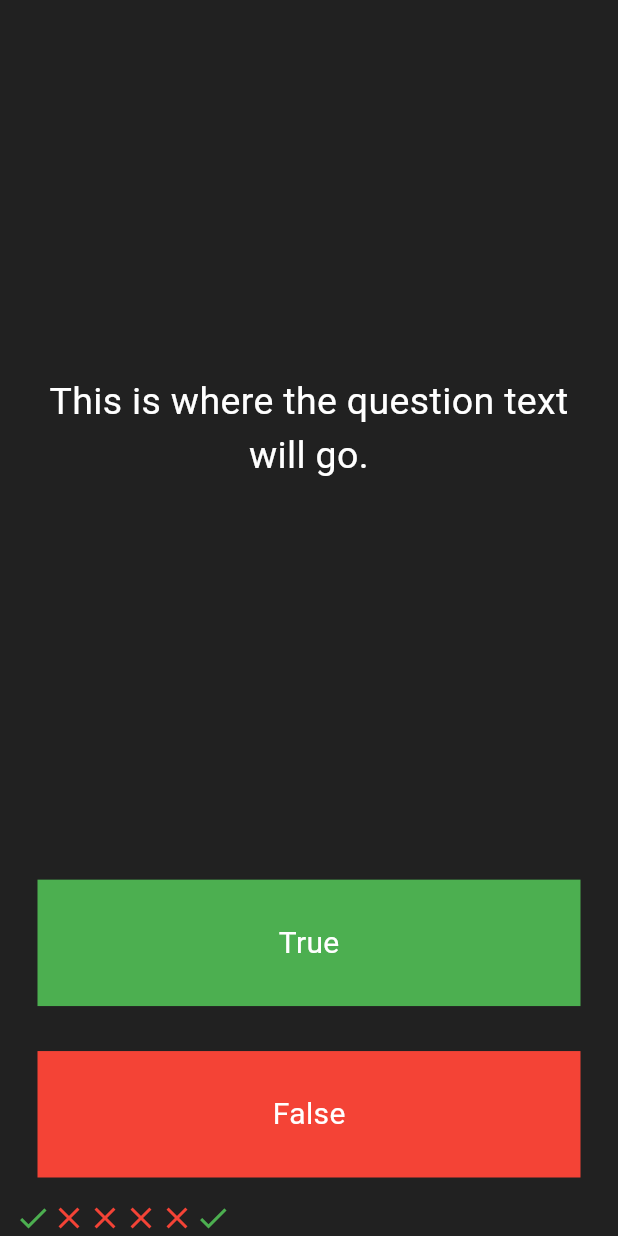
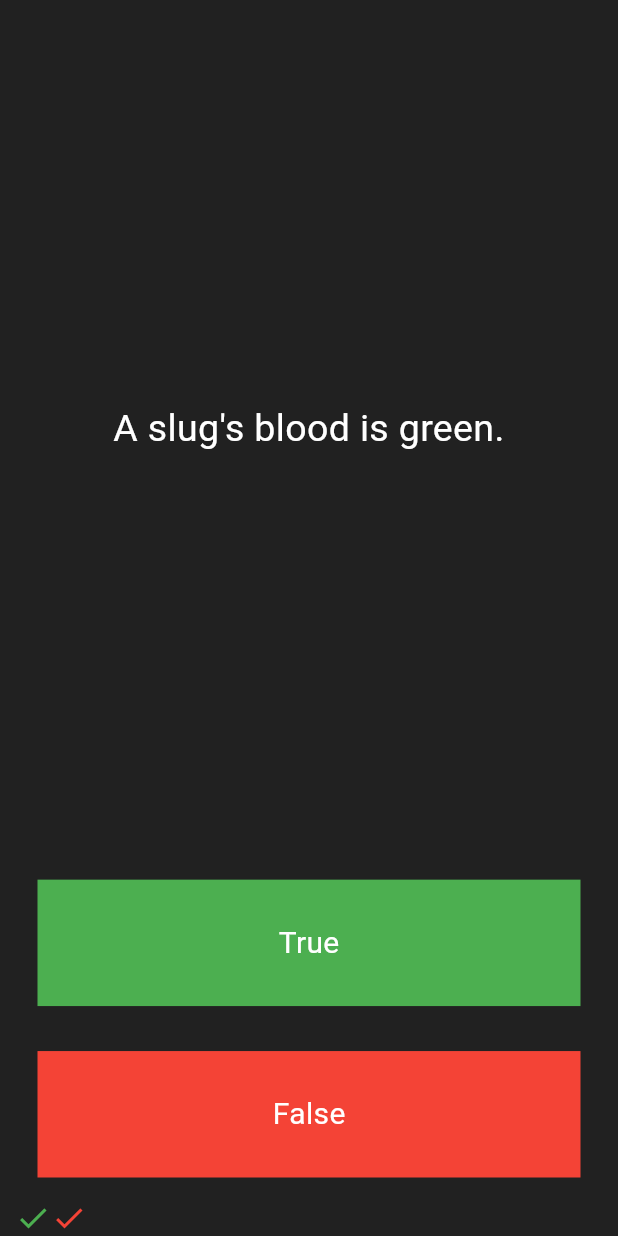
Before and after one commit to CMorehead74/Learning-Flutter, a Flutter app: the screen it shows after launch, after a tap on "True", after a tap on "False", on a phone screen of 412 x 824 dp. Run offline on Flutter 3.47's test engine with Material 3 defaults, Android fonts, the phone set to English and light mode, and no system bars.

Commit message:
Update main.dart
adding a few lists and cleaning code

```diff
--- a/quizzler_flutter/lib/main.dart
+++ b/quizzler_flutter/lib/main.dart
@@ -26,28 +26,15 @@
 
 class _QuizPageState extends State<QuizPage> {
 
-  List<Icon> scoreKeeper = [
-    Icon(
-      Icons.check,
-      color: Colors.green,
-    ),
-    Icon(
-      Icons.close,
-      color: Colors.red,
-    ),
-    Icon(
-      Icons.close,
-      color: Colors.red,
-    ),
-    Icon(
-      Icons.close,
-      color: Colors.red,
-    ),
-    Icon(
-      Icons.close,
-      color: Colors.red,
-    ),
+  List<Icon> scoreKeeper = [];
+  List <String> questions = [
+    'You can lead a cow down stairs but not up stairs.',
+    'Approximately one quarter of human bones are in the feet.',
+    'A slug\'s blood is green.',
   ];
+  List<bool> answers = [false, true, true,];
+
+  int questionNumber = 0;
 
   @override
   Widget build(BuildContext context) {
@@ -61,7 +48,7 @@
             padding: EdgeInsets.all(10.0),
             child: Center(
               child: Text(
-                'This is where the question text will go.',
+                questions[questionNumber],
                 textAlign: TextAlign.center,
                 style: TextStyle(
                   fontSize: 25.0,
@@ -77,12 +64,20 @@
             child: GestureDetector(
               onTap: () {
                 //The user picked true.
+                bool correctAnswer = answers[questionNumber];
+                if (correctAnswer == true) {
+                  print ('user got it right');
+                }
+                else {
+                  print ('user got it wrong');
+                }
                 setState(() {
+                  questionNumber++;
                   scoreKeeper.add(
                     Icon(Icons.check, color: Colors.green),
-                  );
-                });
-              },
+                  ); //add
+                }); //setState
+              }, //onTap
               child: Container(
               //textColor: Colors.white,
               color: Colors.green,
@@ -104,6 +99,19 @@
             child: GestureDetector(
               onTap: () {
                 //The user picked false.
+                bool correctAnswer = answers[questionNumber];
+                if (correctAnswer == false) {
+                  print ('user got it right');
+                }
+                else {
+                  print ('user got it wrong');
+                }
+                setState(() {
+                  questionNumber++;
+                  scoreKeeper.add(
+                    Icon(Icons.check, color: Colors.red),
+                  ); //add
+                }); //setState
               },
               child: Container(
               color: Colors.red,
@@ -122,7 +130,6 @@
         Row(
           children: scoreKeeper,
         )
-
       ],
     );
   }
```
